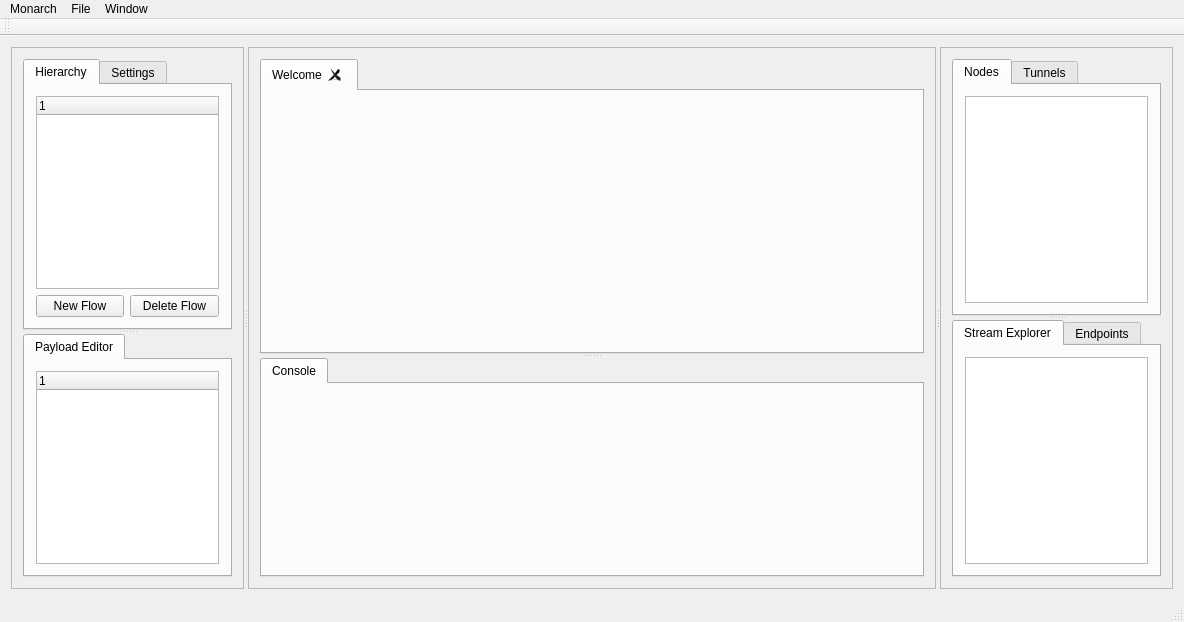
Qt form Monarch-Connect/mainwindow.ui (Toms42/Monarch-Connect) before a commit.
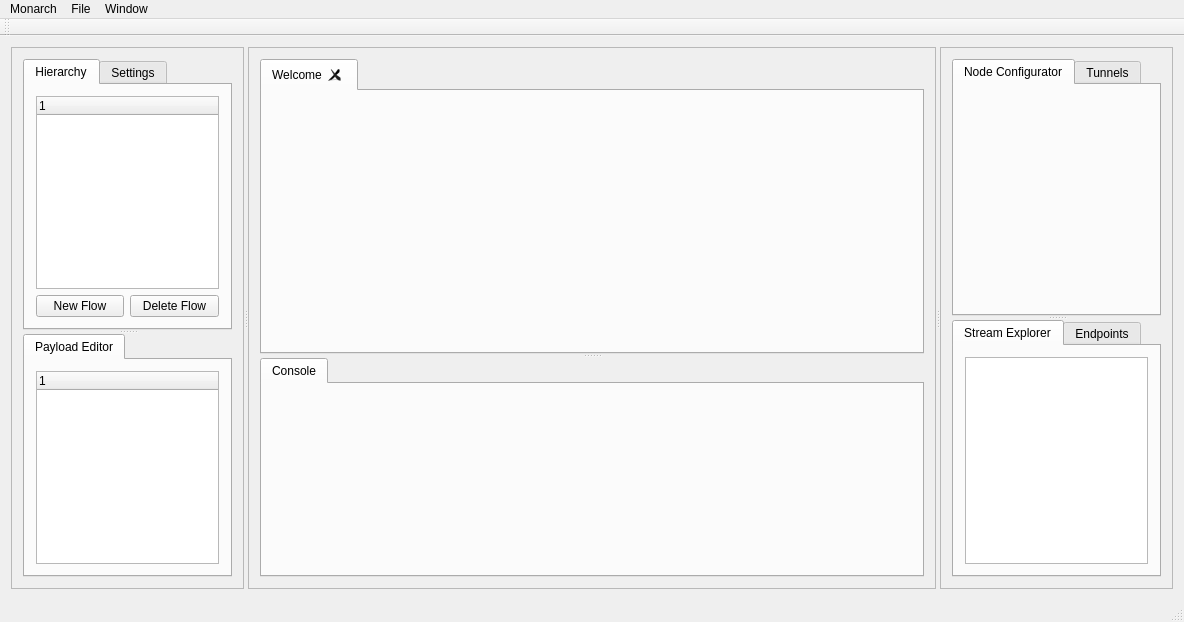
The same form after that commit. The open tabs and pages were chosen to show the change.

Patch:
```diff
--- a/Monarch-Connect/mainwindow.ui
+++ b/Monarch-Connect/mainwindow.ui
@@ -279,11 +279,11 @@
            </property>
            <widget class="QWidget" name="tab_nodes">
             <attribute name="title">
-             <string>Nodes</string>
+             <string>Node Configurator</string>
             </attribute>
             <layout class="QGridLayout" name="gridLayout_3">
              <item row="0" column="0">
-              <widget class="QTreeView" name="treeView_2"/>
+              <widget class="QWidget" name="widget_2" native="true"/>
              </item>
             </layout>
            </widget>
```
Left out of the diff: 2 changed lines with no effect on the pictures.
